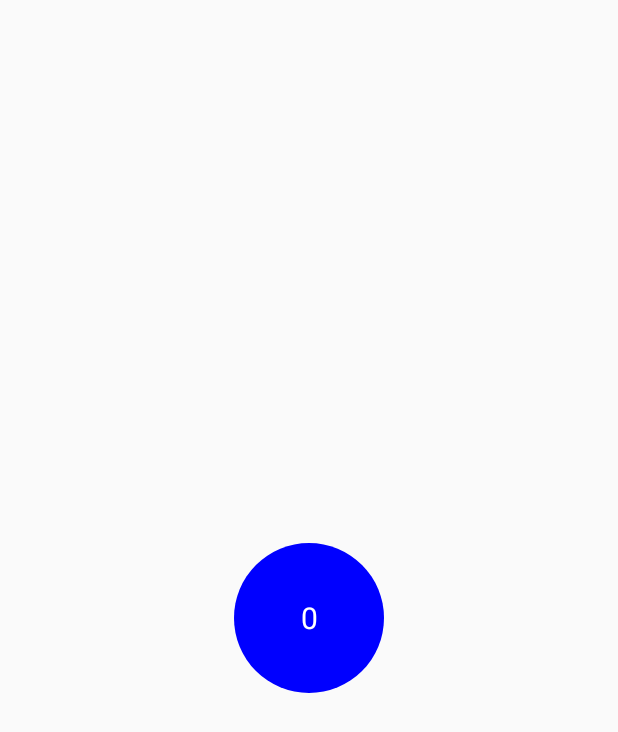
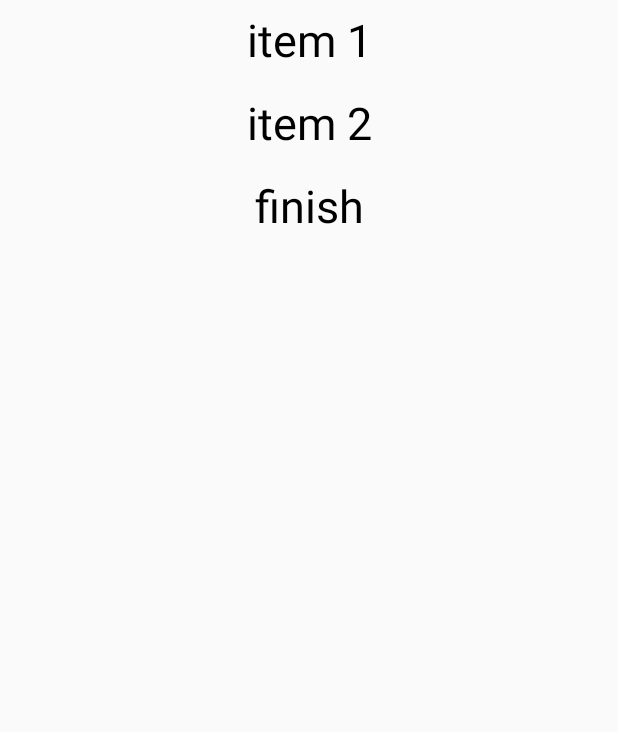
Before and after one commit to TemirlanKN/JetpackCompose, an Android app built with Jetpack Compose: the screen it shows after launch (MainActivity), on a phone screen of 412 x 824 dp. Shown: the top 732 px of the screen. Run offline under Robolectric (Android 15) with nearby library versions, the phone set to English and light mode, and no system bars.

Commit message:
usage of LazyColumn

```diff
--- a/app/src/main/java/com/trasty/compose/MainActivity.kt
+++ b/app/src/main/java/com/trasty/compose/MainActivity.kt
@@ -12,6 +12,8 @@ import androidx.compose.foundation.gestures.detectHorizontalDragGestures
 import androidx.compose.foundation.gestures.detectTapGestures
 import androidx.compose.foundation.gestures.scrollable
 import androidx.compose.foundation.layout.*
+import androidx.compose.foundation.lazy.LazyColumn
+import androidx.compose.foundation.lazy.itemsIndexed
 import androidx.compose.foundation.shape.CircleShape
 import androidx.compose.foundation.shape.RoundedCornerShape
 import androidx.compose.material.Card
@@ -39,93 +41,19 @@ class MainActivity : ComponentActivity() {
     override fun onCreate(savedInstanceState: Bundle?) {
         super.onCreate(savedInstanceState)
         setContent {
-//            Column(
-//                modifier = Modifier.verticalScroll(rememberScrollState())
-//            ){
-//                ListItem("Damir", "Handyman")
-//                ListItem("Aida", "Photograph")
-//                ListItem("Nurlan", "Singer")
-//                ListItem("Someone", "Someone")
-//            }
-            Box(modifier = Modifier.fillMaxSize(),
-                contentAlignment = Alignment.Center) {
-                CircleItem()
-            }
-        }
-    }
-}
-
-@Composable
-private fun CircleItem(){
-    var counter = remember {
-        mutableStateOf(0)
-    }
-    var color = remember {
-        mutableStateOf(Color.Blue)
-    }
-    Box(modifier = Modifier
-        .size(100.dp)
-        .background(color = color.value, shape = CircleShape)
-        .clickable {
-            when (++counter.value % 3) {
-                0 -> color.value = Color.Red
-                1 -> color.value = Color.Green
-                2 -> color.value = Color.Black
-            }
-        },
-            contentAlignment = Alignment.Center){
-            Text(text = counter.value.toString(),
-            style = TextStyle(color = Color.White, fontSize = 20.sp)
-            )
-    }
-}
-
-@Composable
-private fun ListItem(name: String, prof: String){
-    var color = remember {
-        mutableStateOf(Color.White)
-    }
-    var counter = remember {
-        mutableStateOf(0)
-    }
-    Card(
-        modifier = Modifier
-            .fillMaxWidth()
-            .padding(10.dp)
-            .clickable {
-                when (++counter.value) {
-                    10 -> color.value = Color.Cyan
-                    20 -> color.value = Color.LightGray
-                }
-//                Log.d("MyLog", "Counter for $name = $counter")
-            },
-        shape = RoundedCornerShape(15.dp),
-        elevation = 5.dp
-    ){
-        Box(modifier = Modifier.background(color = color.value)){
-            Row(verticalAlignment = Alignment.CenterVertically){
-                Image(
-                    painter = painterResource(id =
-                    when (name) {
-                        "Damir" -> R.drawable.damir
-                        "Aida" -> R.drawable.aida
-                        "Nurlan" -> R.drawable.nurlan
-                        else -> {R.drawable.my}
-                    }
-                    ),
-                    contentDescription = "Person",
-                    contentScale = ContentScale.Crop,
-                    modifier = Modifier
-                        .padding(5.dp)
-                        .size(64.dp)
-                        .clip(CircleShape)
-                )
-                Column(
-                    modifier = Modifier.padding(start = 16.dp)
-                ) {
-                    Text(text = counter.value.toString())
-                    Text(text = name)
-                    Text(text = prof)
+            LazyColumn(
+                horizontalAlignment = Alignment.CenterHorizontally,
+                modifier = Modifier
+                    .fillMaxSize()
+            ) {
+                itemsIndexed(
+                    listOf("item 1", "item 2", "finish")
+                ){ _, item ->
+                    Text(
+                        text = item,
+                        fontSize = 30.sp,
+                        modifier = Modifier.padding(vertical = 10.dp)
+                    )
                 }
             }
         }
```
